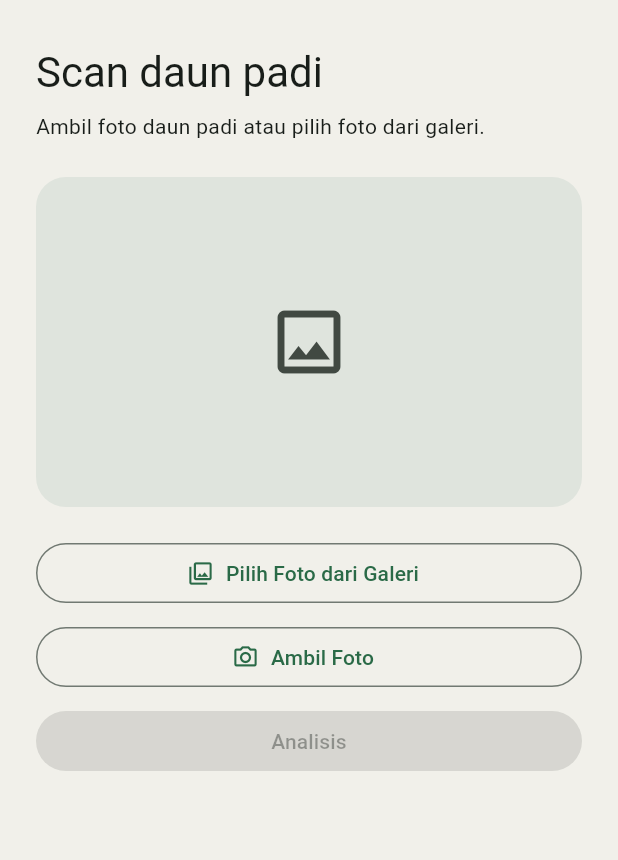
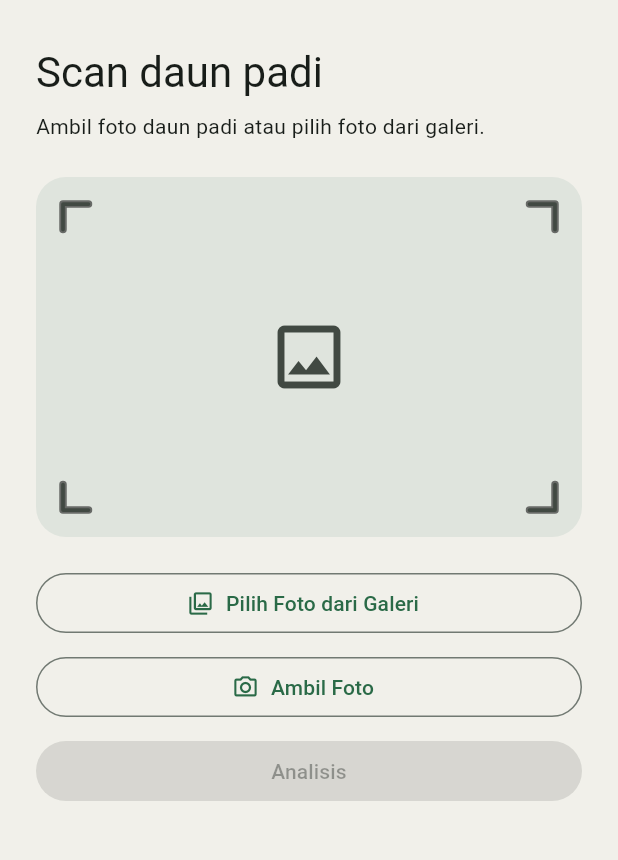
Before and after one commit to DanielSinaga2/pdp, a Flutter app: the screen it shows after launch, after a tap on "Scan", on a phone screen of 412 x 824 dp, the part 63-923 px from its top. Run offline on Flutter 3.47's test engine with Material 3 defaults, Android fonts, the phone set to English and light mode, and no system bars; our stand-ins replace drift, flutter_bloc, get_it, image_picker, material_ui, shared_preferences; missing offline and left inert: flutter_litert; accounts and stored records are empty.

Commit message:
Animate a red scan line over the photo preview

```diff
--- a/lib/features/scan/presentation/scan_page.dart
+++ b/lib/features/scan/presentation/scan_page.dart
@@ -10,6 +10,7 @@ import '../../settings/presentation/settings_page.dart';
 import '../domain/photo_repository.dart';
 import 'scan_bloc.dart';
 import 'scan_result_page.dart';
+import 'scan_viewfinder.dart';
 
 class ScanPage extends StatelessWidget {
   const ScanPage({
@@ -99,22 +100,10 @@ class ScanPage extends StatelessWidget {
                       'Ambil foto daun padi atau pilih foto dari galeri.',
                     ),
                     const SizedBox(height: 24),
-                    if (photo == null)
-                      Container(
-                        height: 220,
-                        decoration: BoxDecoration(
-                          color: colors.surfaceContainerHighest,
-                          borderRadius: BorderRadius.circular(20),
-                        ),
-                        alignment: Alignment.center,
-                        child: Icon(
-                          Icons.photo_outlined,
-                          size: 56,
-                          color: colors.onSurfaceVariant,
-                        ),
-                      )
-                    else
-                      ScanPhotoPreview(photo: photo),
+                    ScanViewfinder(
+                      photo: photo,
+                      isAnalyzing: state.status == ScanStatus.analyzing,
+                    ),
                     const SizedBox(height: 20),
                     if (state.errorMessage case final message?)
                       Padding(
--- /dev/null
+++ b/lib/features/scan/presentation/scan_viewfinder.dart
@@ -0,0 +1,170 @@
+import 'dart:typed_data';
+
+import 'package:material_ui/material_ui.dart';
+
+import 'scan_result_page.dart';
+
+class ScanViewfinder extends StatelessWidget {
+  const ScanViewfinder({super.key, this.photo, required this.isAnalyzing});
+
+  final Uint8List? photo;
+  final bool isAnalyzing;
+
+  @override
+  Widget build(BuildContext context) {
+    final colors = Theme.of(context).colorScheme;
+    final image = photo;
+
+    return ClipRRect(
+      borderRadius: BorderRadius.circular(20),
+      child: Stack(
+        children: [
+          if (image != null)
+            ScanPhotoPreview(photo: image)
+          else
+            ColoredBox(
+              color: colors.surfaceContainerHighest,
+              child: SizedBox(
+                width: double.infinity,
+                height: 240,
+                child: Icon(
+                  Icons.photo_outlined,
+                  size: 56,
+                  color: colors.onSurfaceVariant,
+                ),
+              ),
+            ),
+          Positioned.fill(
+            child: IgnorePointer(
+              child: ExcludeSemantics(
+                child: CustomPaint(
+                  painter: _FramePainter(
+                    image == null ? colors.onSurfaceVariant : Colors.white,
+                  ),
+                ),
+              ),
+            ),
+          ),
+          if (image != null && isAnalyzing)
+            const Positioned.fill(
+              child: IgnorePointer(
+                child: ExcludeSemantics(child: _ScanLine()),
+              ),
+            ),
+        ],
+      ),
+    );
+  }
+}
+
+class _ScanLine extends StatefulWidget {
+  const _ScanLine();
+
+  @override
+  State<_ScanLine> createState() => _ScanLineState();
+}
+
+class _ScanLineState extends State<_ScanLine>
+    with SingleTickerProviderStateMixin {
+  late final _position = AnimationController(
+    vsync: this,
+    duration: const Duration(milliseconds: 1050),
+  );
+
+  @override
+  void didChangeDependencies() {
+    super.didChangeDependencies();
+    if (MediaQuery.disableAnimationsOf(context)) {
+      _position.stop();
+      _position.value = 0.5;
+    } else if (!_position.isAnimating) {
+      _position.repeat(reverse: true);
+    }
+  }
+
+  @override
+  void dispose() {
+    _position.dispose();
+    super.dispose();
+  }
+
+  @override
+  Widget build(BuildContext context) {
+    return Padding(
+      padding: const EdgeInsets.all(19),
+      child: AnimatedBuilder(
+        animation: _position,
+        builder: (context, child) => Align(
+          alignment: Alignment(0, _position.value * 2 - 1),
+          child: child,
+        ),
+        child: Container(
+          key: const Key('scan-line'),
+          width: double.infinity,
+          height: 3,
+          decoration: BoxDecoration(
+            color: const Color(0xFFFF5252),
+            borderRadius: BorderRadius.circular(3),
+            boxShadow: const [
+              BoxShadow(color: Color(0xB3FF3030), blurRadius: 10, spreadRadius: 2),
+            ],
+          ),
+        ),
+      ),
+    );
+  }
+}
+
+class _FramePainter extends CustomPainter {
+  const _FramePainter(this.color);
+
+  final Color color;
+
+  @override
+  void paint(Canvas canvas, Size size) {
+    const inset = 18.0;
+    if (size.shortestSide < inset * 2 + 36) return;
+
+    final frame = Rect.fromLTWH(
+      inset,
+      inset,
+      size.width - 2 * inset,
+      size.height - 2 * inset,
+    );
+    final corners = [
+      (frame.topLeft, 1.0, 1.0),
+      (frame.topRight, -1.0, 1.0),
+      (frame.bottomLeft, 1.0, -1.0),
+      (frame.bottomRight, -1.0, -1.0),
+    ];
+    final path = Path();
+    for (final (corner, dx, dy) in corners) {
+      path
+        ..moveTo(corner.dx, corner.dy + dy * 17)
+        ..lineTo(corner.dx, corner.dy)
+        ..lineTo(corner.dx + dx * 17, corner.dy);
+    }
+
+    canvas.drawPath(
+      path,
+      Paint()
+        ..color = const Color(0x88000000)
+        ..strokeWidth = 5
+        ..strokeCap = StrokeCap.round
+        ..strokeJoin = StrokeJoin.round
+        ..style = PaintingStyle.stroke,
+    );
+    canvas.drawPath(
+      path,
+      Paint()
+        ..color = color
+        ..strokeWidth = 2.5
+        ..strokeCap = StrokeCap.round
+        ..strokeJoin = StrokeJoin.round
+        ..style = PaintingStyle.stroke,
+    );
+  }
+
+  @override
+  bool shouldRepaint(_FramePainter oldDelegate) => color != oldDelegate.color;
+}
```
Also changed, not shown: 1 other file.
